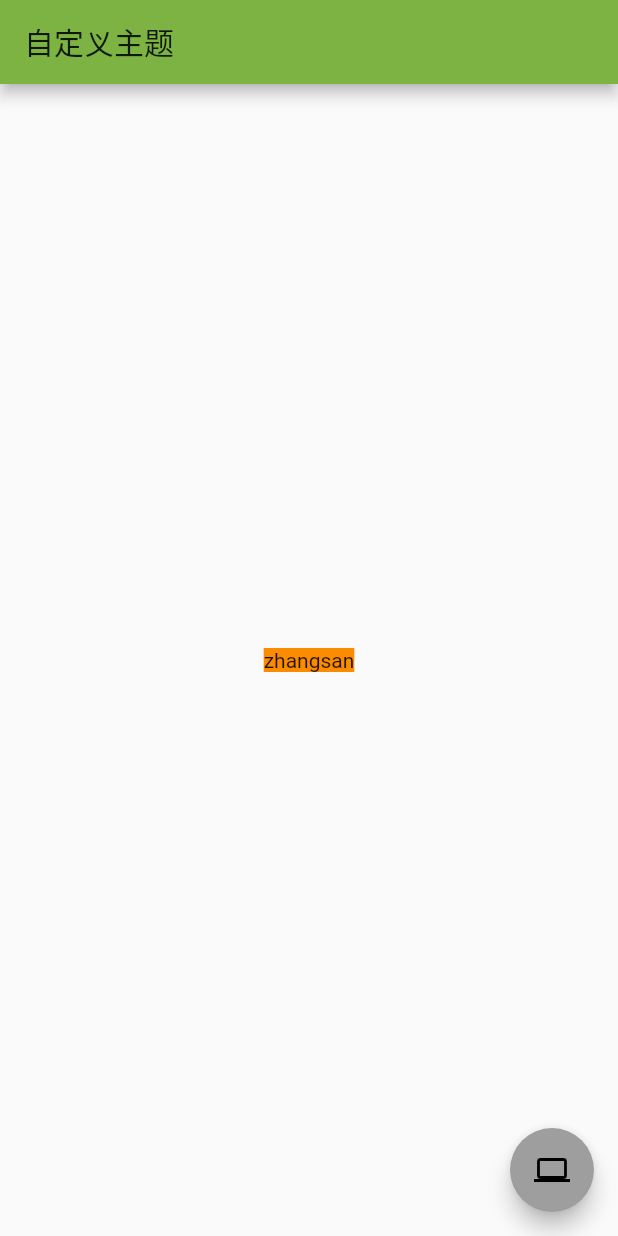
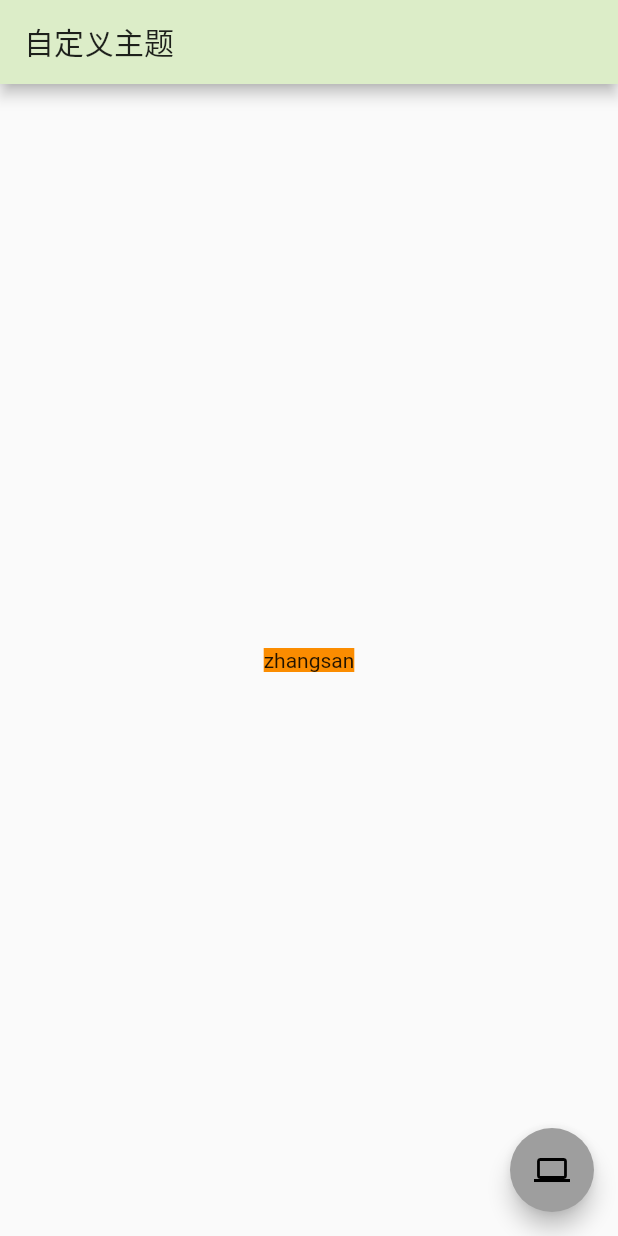
Before and after one commit to MrEric125/louis-coub-script, a Flutter app: the screen it shows after launch, on a phone screen of 412 x 824 dp. Run offline on Flutter 3.47's test engine with Material 2 defaults, Android fonts, the phone set to English and light mode, and no system bars.

Commit message:
写点页面相关的东西吧

```diff
--- a/louis_coub_flutter/lib/main.dart
+++ b/louis_coub_flutter/lib/main.dart
@@ -16,7 +16,7 @@ class MyApp extends StatelessWidget{
       title: "welcome to flutter",
       theme: ThemeData(
         brightness: Brightness.light,
-        primaryColor: Colors.lightGreen[600],
+        primaryColor: Colors.lightGreen[100],
 
         accentColor:Colors.orange[600]
       ),
```
Also changed, not shown: 5 other files.
